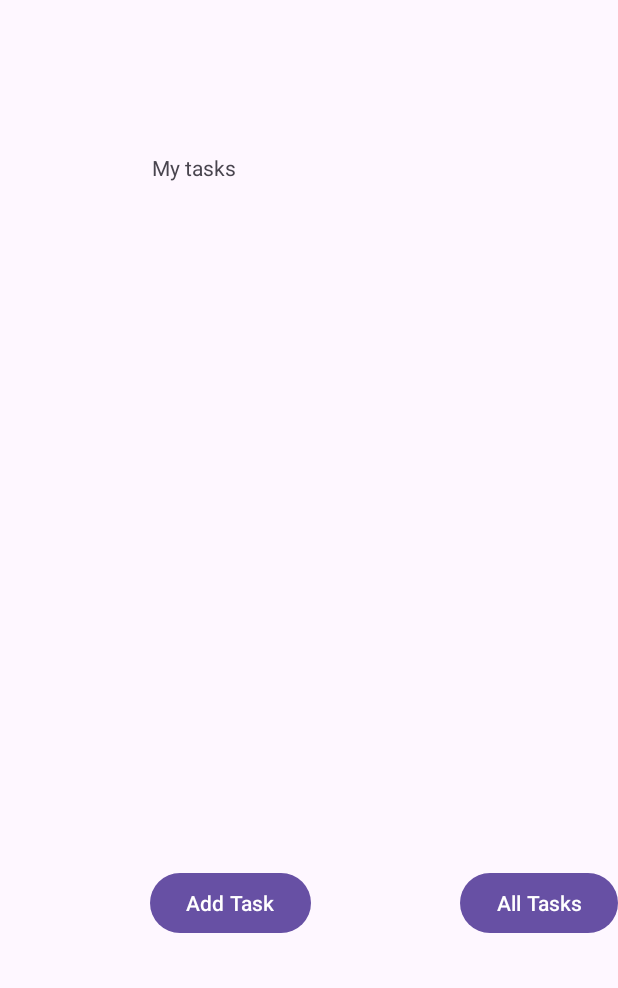
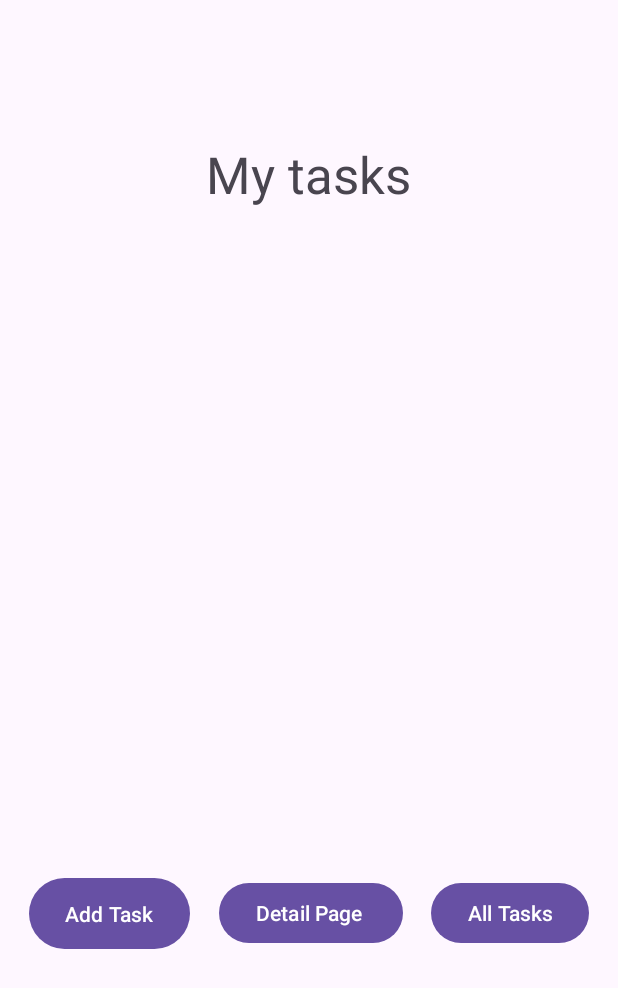
Before and after one commit to anshasiq/taskmaster, an Android app: the screen it shows after launch (MainActivity), on a phone screen of 412 x 824 dp. Shown: the top 988 px of the screen. Run offline under Robolectric (Android 15) with nearby library versions, the phone set to English and light mode, and no system bars.

```diff
--- a/app/src/main/res/layout/activity_main.xml
+++ b/app/src/main/res/layout/activity_main.xml
@@ -11,12 +11,13 @@
         android:layout_width="wrap_content"
         android:layout_height="wrap_content"
         android:text="My tasks"
+        android:textSize="34sp"
         app:layout_constraintBottom_toBottomOf="parent"
         app:layout_constraintEnd_toEndOf="parent"
-        app:layout_constraintHorizontal_bias="0.284"
+        app:layout_constraintHorizontal_bias="0.498"
         app:layout_constraintStart_toStartOf="parent"
         app:layout_constraintTop_toTopOf="parent"
-        app:layout_constraintVertical_bias="0.127" />
+        app:layout_constraintVertical_bias="0.12" />
 
     <ImageView
         android:id="@+id/imageView"
@@ -32,10 +33,11 @@
     <Button
         android:id="@+id/button"
         android:layout_width="wrap_content"
-        android:layout_height="wrap_content"
+        android:layout_height="55dp"
         android:text="Add Task"
         app:layout_constraintBottom_toBottomOf="parent"
-        app:layout_constraintEnd_toStartOf="@+id/button2"
+        app:layout_constraintEnd_toStartOf="@+id/button6"
+        app:layout_constraintHorizontal_bias="0.5"
         app:layout_constraintStart_toStartOf="parent"
         app:layout_constraintTop_toBottomOf="@+id/imageView"
         tools:ignore="MissingConstraints" />
@@ -47,7 +49,20 @@
         android:text="All Tasks"
         app:layout_constraintBottom_toBottomOf="parent"
         app:layout_constraintEnd_toEndOf="parent"
+        app:layout_constraintHorizontal_bias="0.5"
+        app:layout_constraintStart_toEndOf="@+id/button6"
         app:layout_constraintTop_toBottomOf="@+id/imageView"
         tools:ignore="MissingConstraints" />
 
+    <Button
+        android:id="@+id/button6"
+        android:layout_width="wrap_content"
+        android:layout_height="wrap_content"
+        android:text="Detail Page "
+        app:layout_constraintBottom_toBottomOf="parent"
+        app:layout_constraintEnd_toStartOf="@+id/button2"
+        app:layout_constraintHorizontal_bias="0.5"
+        app:layout_constraintStart_toEndOf="@+id/button"
+        app:layout_constraintTop_toBottomOf="@+id/imageView" />
+
 </androidx.constraintlayout.widget.ConstraintLayout>
```
